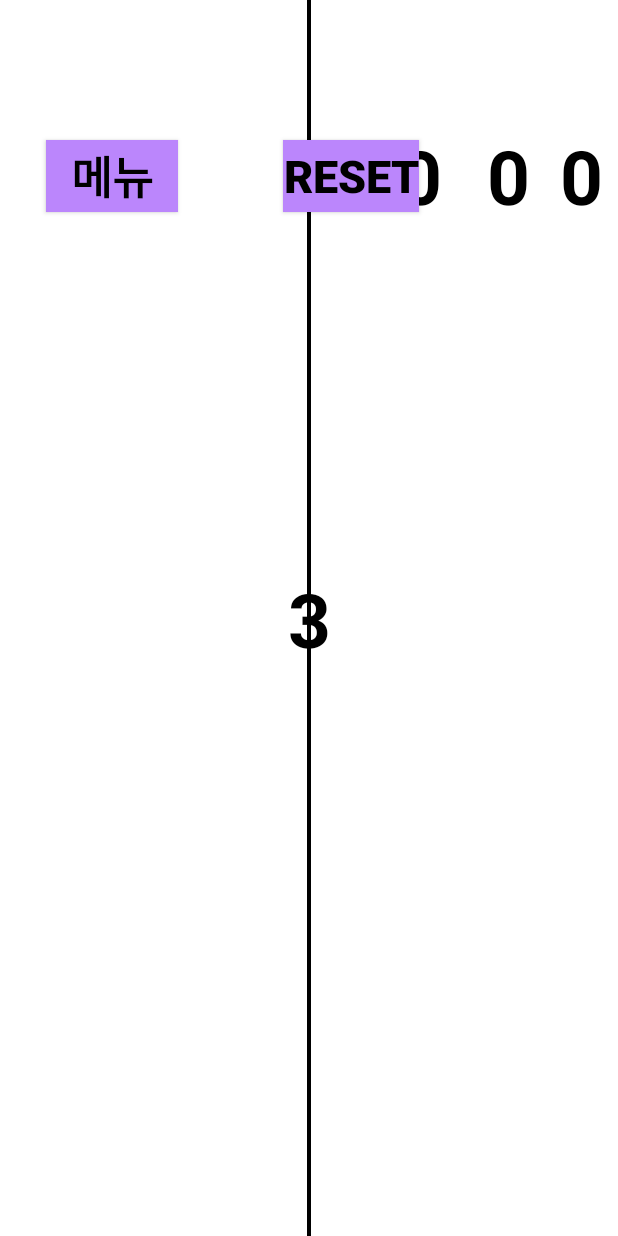
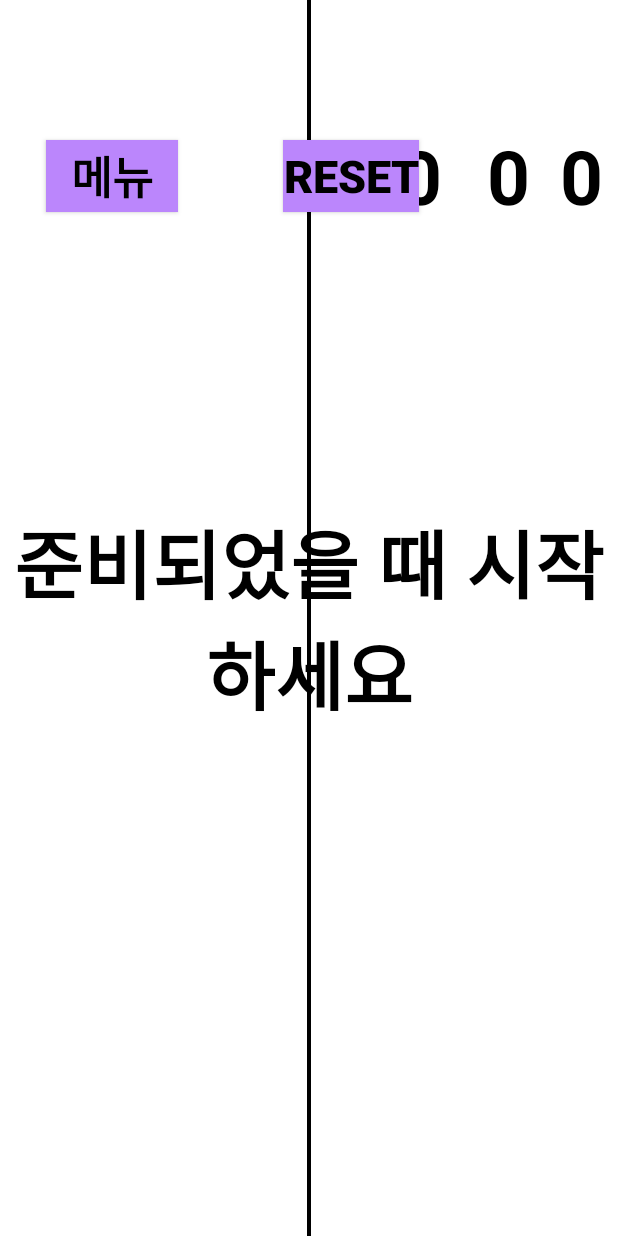
Before and after one commit to soysilver/Ver02, an Android app: the StepFourActivity screen opened directly, with no data from a screen before it, on a phone screen of 412 x 824 dp. Run offline under Robolectric (Android 15) with nearby library versions, the phone set to English and light mode, and no system bars.

Commit message:
0714 3,4 단계 준비 시 시작하도록

```diff
--- a/app/src/main/java/com/example/ver02/StepFourActivity.java
+++ b/app/src/main/java/com/example/ver02/StepFourActivity.java
@@ -75,7 +75,8 @@ public class StepFourActivity extends Activity  implements Runnable {
             public void onTick(long millisUntilFinished) {
                 getWindow().addFlags(WindowManager.LayoutParams.FLAG_NOT_TOUCHABLE);
                 int num = (int) (millisUntilFinished / 1000);
-                ctd.setText(Integer.toString(num + 1));
+                //ctd.setText(Integer.toString(num + 1));
+                ctd.setText("준비되었을 때 시작하세요");
 
             }
 
--- a/app/src/main/java/com/example/ver02/StepThreeActivity.java
+++ b/app/src/main/java/com/example/ver02/StepThreeActivity.java
@@ -80,8 +80,8 @@ public class StepThreeActivity extends Activity  implements Runnable {
             public void onTick(long millisUntilFinished) {
                 getWindow().addFlags(WindowManager.LayoutParams.FLAG_NOT_TOUCHABLE);
                 int num = (int) (millisUntilFinished / 1000);
-                ctd.setText(Integer.toString(num + 1));
-
+                //ctd.setText(Integer.toString(num + 1));
+                ctd.setText("준비되었을 때 시작하세요");
             }
 
             @Override
```
